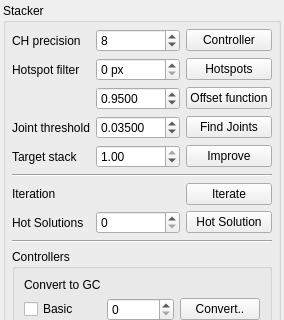
First picture: the form in Stacker/StackerWidget.ui, repository HonghuaLi/stacker, before the edit; both pictures show x 0 to 284 and y 0 to 320 of the 284 by 480 pixel window.
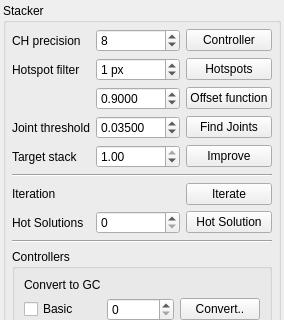
Second picture: the form after the edit.

Patch:
```diff
--- a/Stacker/StackerWidget.ui
+++ b/Stacker/StackerWidget.ui
@@ -91,7 +91,7 @@
          <number>50</number>
         </property>
         <property name="value">
-         <number>0</number>
+         <number>1</number>
         </property>
        </widget>
       </item>
@@ -152,7 +152,7 @@
          <double>0.050000000000000</double>
         </property>
         <property name="value">
-         <double>0.950000000000000</double>
+         <double>0.900000000000000</double>
         </property>
        </widget>
       </item>
```
